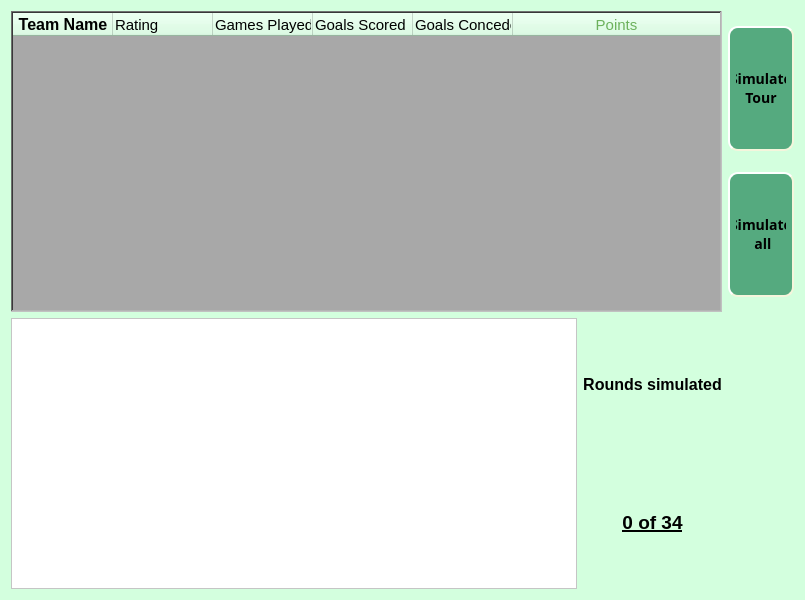
Before: the Qt Designer form LGU/tournament.ui in Unmystic/LeagueSimulationGui, drawn with Qt 5.
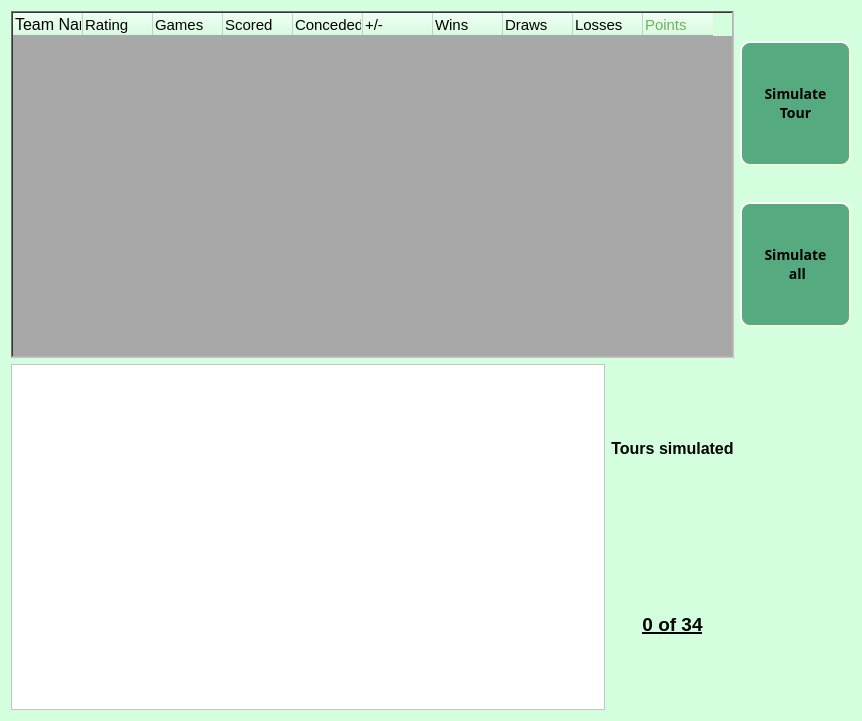
After: the same form once the commit is applied.

Patch:
```diff
--- a/LGU/tournament.ui
+++ b/LGU/tournament.ui
@@ -6,8 +6,8 @@
    <rect>
     <x>0</x>
     <y>0</y>
-    <width>805</width>
-    <height>600</height>
+    <width>862</width>
+    <height>721</height>
    </rect>
   </property>
   <property name="minimumSize">
@@ -61,8 +61,17 @@
        <attribute name="horizontalHeaderCascadingSectionResizes">
         <bool>true</bool>
        </attribute>
+       <attribute name="horizontalHeaderMinimumSectionSize">
+        <number>20</number>
+       </attribute>
+       <attribute name="horizontalHeaderDefaultSectionSize">
+        <number>70</number>
+       </attribute>
        <attribute name="horizontalHeaderStretchLastSection">
-        <bool>true</bool>
+        <bool>false</bool>
+       </attribute>
+       <attribute name="verticalHeaderDefaultSectionSize">
+        <number>24</number>
        </attribute>
        <column>
         <property name="text">
@@ -71,9 +80,12 @@
         <property name="font">
          <font>
           <pointsize>12</pointsize>
-          <bold>true</bold>
+          <bold>false</bold>
          </font>
         </property>
+        <property name="textAlignment">
+         <set>AlignLeading|AlignVCenter</set>
+        </property>
         <property name="background">
          <color>
           <red>255</red>
@@ -106,7 +118,7 @@
        </column>
        <column>
         <property name="text">
-         <string>Games Played</string>
+         <string>Games</string>
         </property>
         <property name="font">
          <font>
@@ -119,7 +131,7 @@
        </column>
        <column>
         <property name="text">
-         <string>Goals Scored</string>
+         <string>Scored</string>
         </property>
         <property name="font">
          <font>
@@ -132,7 +144,59 @@
        </column>
        <column>
         <property name="text">
-         <string>Goals Conceded</string>
+         <string>Conceded</string>
+        </property>
+        <property name="font">
+         <font>
+          <pointsize>11</pointsize>
+         </font>
+        </property>
+        <property name="textAlignment">
+         <set>AlignLeading|AlignVCenter</set>
+        </property>
+       </column>
+       <column>
+        <property name="text">
+         <string>+/-</string>
+        </property>
+        <property name="font">
+         <font>
+          <pointsize>11</pointsize>
+         </font>
+        </property>
+        <property name="textAlignment">
+         <set>AlignLeading|AlignVCenter</set>
+        </property>
+       </column>
+       <column>
+        <property name="text">
+         <string>Wins</string>
+        </property>
+        <property name="font">
+         <font>
+          <pointsize>11</pointsize>
+         </font>
+        </property>
+        <property name="textAlignment">
+         <set>AlignLeading|AlignVCenter</set>
+        </property>
+       </column>
+       <column>
+        <property name="text">
+         <string>Draws</string>
+        </property>
+        <property name="font">
+         <font>
+          <pointsize>11</pointsize>
+         </font>
+        </property>
+        <property name="textAlignment">
+         <set>AlignLeading|AlignVCenter</set>
+        </property>
+       </column>
+       <column>
+        <property name="text">
+         <string>Losses</string>
         </property>
         <property name="font">
          <font>
@@ -153,6 +217,9 @@
           <underline>false</underline>
          </font>
         </property>
+        <property name="textAlignment">
+         <set>AlignLeading|AlignVCenter</set>
+        </property>
         <property name="background">
          <color>
           <red>0</red>
@@ -178,7 +245,7 @@
         <widget class="QPushButton" name="btn_tour">
          <property name="minimumSize">
           <size>
-           <width>40</width>
+           <width>111</width>
            <height>125</height>
           </size>
          </property>
@@ -222,7 +289,7 @@
         <widget class="QPushButton" name="btn_league">
          <property name="minimumSize">
           <size>
-           <width>40</width>
+           <width>111</width>
            <height>125</height>
           </size>
          </property>
@@ -281,7 +348,7 @@
        <item>
         <widget class="QLabel" name="label">
          <property name="text">
-          <string>&lt;html&gt;&lt;head/&gt;&lt;body&gt;&lt;p align=&quot;center&quot;&gt;&lt;span style=&quot; font-size:12pt; font-weight:700;&quot;&gt;Rounds simulated&lt;/span&gt;&lt;/p&gt;&lt;/body&gt;&lt;/html&gt;</string>
+          <string>&lt;html&gt;&lt;head/&gt;&lt;body&gt;&lt;p align=&quot;center&quot;&gt;&lt;span style=&quot; font-size:12pt; font-weight:700;&quot;&gt;Tours simulated&lt;/span&gt;&lt;/p&gt;&lt;/body&gt;&lt;/html&gt;</string>
          </property>
          <property name="alignment">
           <set>Qt::AlignCenter</set>
```
Left out of the diff: 4 changed lines with no effect on the pictures.
